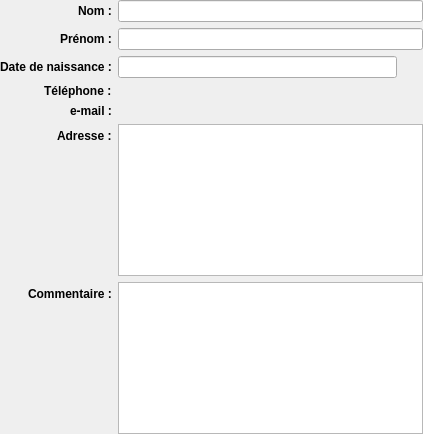
aurelien35/loteliQt, file sources/Client/ClientForm.ui: the form before one commit.
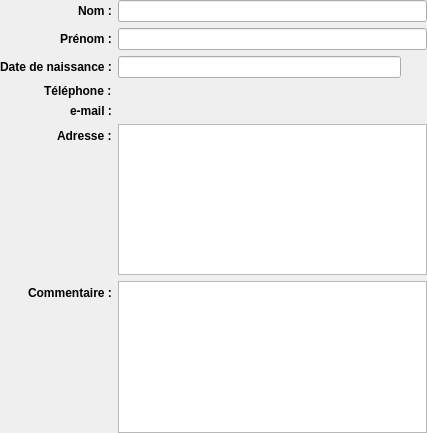
The form after the commit. Icons and pictures are not drawn.

What changed in the file:
```diff
--- a/sources/Client/ClientForm.ui
+++ b/sources/Client/ClientForm.ui
@@ -6,8 +6,8 @@
    <rect>
     <x>0</x>
     <y>0</y>
-    <width>423</width>
-    <height>434</height>
+    <width>427</width>
+    <height>433</height>
    </rect>
   </property>
   <layout class="QFormLayout" name="formLayout">
```
